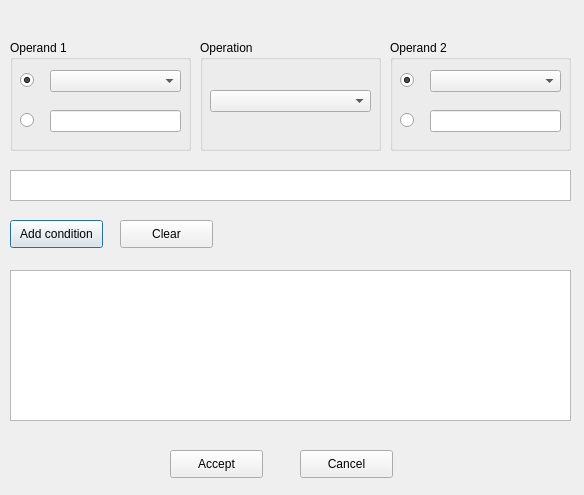
Qt form pandasvis/ui/filter_variables.ui (luiztauffer/pandasVIS) before a commit.
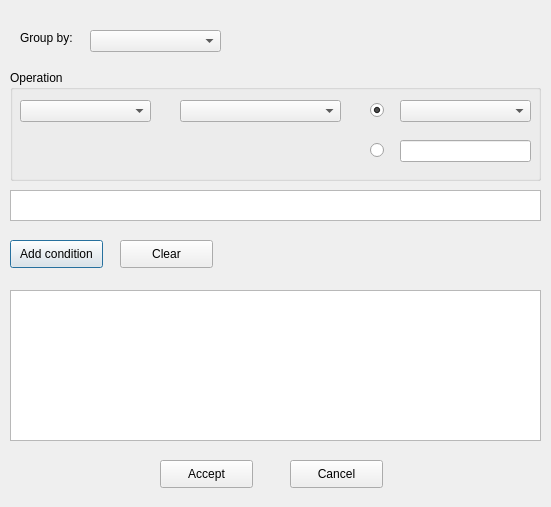
The same form after that commit.

Diff of the .ui file:
```diff
--- a/pandasvis/ui/filter_variables.ui
+++ b/pandasvis/ui/filter_variables.ui
@@ -6,8 +6,8 @@
    <rect>
     <x>0</x>
     <y>0</y>
-    <width>584</width>
-    <height>495</height>
+    <width>551</width>
+    <height>507</height>
    </rect>
   </property>
   <property name="windowTitle">
@@ -17,8 +17,8 @@
    <property name="geometry">
     <rect>
      <x>10</x>
-     <y>170</y>
-     <width>561</width>
+     <y>190</y>
+     <width>531</width>
      <height>31</height>
     </rect>
    </property>
@@ -34,7 +34,7 @@
    <property name="geometry">
     <rect>
      <x>10</x>
-     <y>220</y>
+     <y>240</y>
      <width>93</width>
      <height>28</height>
     </rect>
@@ -47,8 +47,8 @@
    <property name="geometry">
     <rect>
      <x>10</x>
-     <y>270</y>
-     <width>561</width>
+     <y>290</y>
+     <width>531</width>
      <height>151</height>
     </rect>
    </property>
@@ -64,142 +64,58 @@
    <property name="geometry">
     <rect>
      <x>10</x>
-     <y>40</y>
-     <width>181</width>
-     <height>111</height>
-    </rect>
-   </property>
-   <property name="title">
-    <string>Operand 1</string>
-   </property>
-   <widget class="QRadioButton" name="radioButton_1">
-    <property name="geometry">
-     <rect>
-      <x>10</x>
-      <y>30</y>
-      <width>21</width>
-      <height>20</height>
-     </rect>
-    </property>
-    <property name="text">
-     <string/>
-    </property>
-    <property name="checked">
-     <bool>true</bool>
-    </property>
-   </widget>
-   <widget class="QComboBox" name="comboBox_1">
-    <property name="geometry">
-     <rect>
-      <x>40</x>
-      <y>30</y>
-      <width>131</width>
-      <height>22</height>
-     </rect>
-    </property>
-   </widget>
-   <widget class="QLineEdit" name="lineEdit_1">
-    <property name="geometry">
-     <rect>
-      <x>40</x>
-      <y>70</y>
-      <width>131</width>
-      <height>22</height>
-     </rect>
-    </property>
-   </widget>
-   <widget class="QRadioButton" name="radioButton_2">
-    <property name="geometry">
-     <rect>
-      <x>10</x>
-      <y>70</y>
-      <width>21</width>
-      <height>20</height>
-     </rect>
-    </property>
-    <property name="text">
-     <string/>
-    </property>
-    <property name="checked">
-     <bool>false</bool>
-    </property>
-   </widget>
-  </widget>
-  <widget class="QGroupBox" name="groupBox_2">
-   <property name="geometry">
-    <rect>
-     <x>200</x>
-     <y>40</y>
-     <width>181</width>
+     <y>70</y>
+     <width>531</width>
      <height>111</height>
     </rect>
    </property>
    <property name="title">
     <string>Operation</string>
    </property>
+   <widget class="QComboBox" name="comboBox_1">
+    <property name="geometry">
+     <rect>
+      <x>10</x>
+      <y>30</y>
+      <width>131</width>
+      <height>22</height>
+     </rect>
+    </property>
+   </widget>
    <widget class="QComboBox" name="comboBox_2">
     <property name="geometry">
      <rect>
-      <x>10</x>
-      <y>50</y>
+      <x>170</x>
+      <y>30</y>
       <width>161</width>
       <height>22</height>
      </rect>
     </property>
    </widget>
-  </widget>
-  <widget class="QGroupBox" name="groupBox_3">
-   <property name="geometry">
-    <rect>
-     <x>390</x>
-     <y>40</y>
-     <width>181</width>
-     <height>111</height>
-    </rect>
-   </property>
-   <property name="title">
-    <string>Operand 2</string>
-   </property>
-   <widget class="QRadioButton" name="radioButton_3">
+   <widget class="QLineEdit" name="lineEdit_1">
     <property name="geometry">
      <rect>
-      <x>10</x>
-      <y>30</y>
-      <width>21</width>
-      <height>20</height>
+      <x>390</x>
+      <y>70</y>
+      <width>131</width>
+      <height>22</height>
      </rect>
     </property>
-    <property name="text">
-     <string/>
-    </property>
-    <property name="checked">
-     <bool>true</bool>
-    </property>
    </widget>
    <widget class="QComboBox" name="comboBox_3">
     <property name="geometry">
      <rect>
-      <x>40</x>
+      <x>390</x>
       <y>30</y>
       <width>131</width>
       <height>22</height>
      </rect>
     </property>
    </widget>
-   <widget class="QLineEdit" name="lineEdit_3">
+   <widget class="QRadioButton" name="radioButton_2">
     <property name="geometry">
      <rect>
-      <x>40</x>
-      <y>70</y>
-      <width>131</width>
-      <height>22</height>
-     </rect>
-    </property>
-   </widget>
-   <widget class="QRadioButton" name="radioButton_4">
-    <property name="geometry">
-     <rect>
-      <x>10</x>
+      <x>360</x>
       <y>70</y>
       <width>21</width>
       <height>20</height>
@@ -212,12 +128,28 @@
      <bool>false</bool>
     </property>
    </widget>
+   <widget class="QRadioButton" name="radioButton_1">
+    <property name="geometry">
+     <rect>
+      <x>360</x>
+      <y>30</y>
+      <width>21</width>
+      <height>20</height>
+     </rect>
+    </property>
+    <property name="text">
+     <string/>
+    </property>
+    <property name="checked">
+     <bool>true</bool>
+    </property>
+   </widget>
   </widget>
   <widget class="QPushButton" name="pushButton_accept">
    <property name="geometry">
     <rect>
-     <x>170</x>
-     <y>450</y>
+     <x>160</x>
+     <y>460</y>
      <width>93</width>
      <height>28</height>
     </rect>
@@ -229,8 +161,8 @@
   <widget class="QPushButton" name="pushButton_cancel">
    <property name="geometry">
     <rect>
-     <x>300</x>
-     <y>450</y>
+     <x>290</x>
+     <y>460</y>
      <width>93</width>
      <height>28</height>
     </rect>
@@ -243,7 +175,7 @@
    <property name="geometry">
     <rect>
      <x>120</x>
-     <y>220</y>
+     <y>240</y>
      <width>93</width>
      <height>28</height>
     </rect>
@@ -252,6 +184,29 @@
     <string>Clear</string>
    </property>
   </widget>
+  <widget class="QComboBox" name="comboBox_0">
+   <property name="geometry">
+    <rect>
+     <x>90</x>
+     <y>30</y>
+     <width>131</width>
+     <height>22</height>
+    </rect>
+   </property>
+  </widget>
+  <widget class="QLabel" name="label">
+   <property name="geometry">
+    <rect>
+     <x>20</x>
+     <y>30</y>
+     <width>55</width>
+     <height>16</height>
+    </rect>
+   </property>
+   <property name="text">
+    <string>Group by:</string>
+   </property>
+  </widget>
  </widget>
  <resources/>
  <connections/>
```
